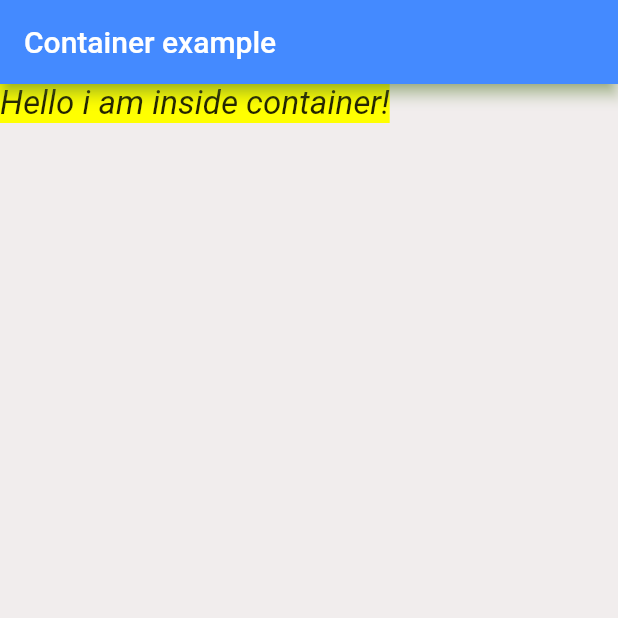
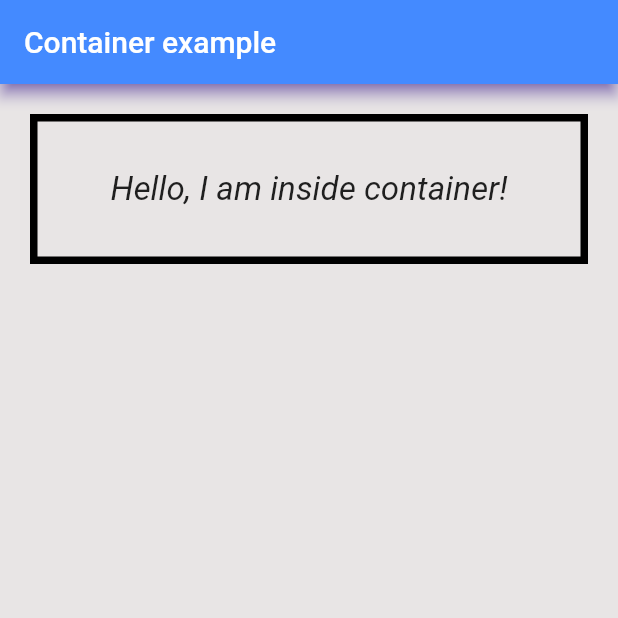
Before and after one commit to kirtijangid/container, a Flutter app: the screen it shows after launch, on a phone screen of 412 x 824 dp, the top half of it. Run offline on Flutter 3.47's test engine with Material 2 defaults, Android fonts, the phone set to English and light mode, and no system bars.

Commit message:
adding border to the container

```diff
--- a/lib/main.dart
+++ b/lib/main.dart
@@ -9,16 +9,26 @@ class MyApp extends StatelessWidget {
   Widget build(BuildContextcontext) {
     return MaterialApp(
       home: Scaffold(
-        backgroundColor: Color.fromARGB(255, 241, 237, 237),
+        backgroundColor: const Color.fromARGB(255, 232, 229, 229),
         appBar: AppBar(
           backgroundColor: Colors.blueAccent,
-          shadowColor: Colors.lightGreen,
+          shadowColor: Color.fromARGB(255, 80, 27, 215),
           title: const Text("Container example"),
         ),
         body: Container(
-          color: Colors.yellowAccent,
+          //alignment: Alignment.center,
+          height: 100,
+          width: double.infinity,
+          //color: Color.fromARGB(255, 245, 245, 135),
+          alignment: Alignment.center,
+          margin: EdgeInsets.all(20),
+          //transform: Matrix4.rotationZ(0.1),
+          decoration: BoxDecoration(
+            //borderRadius: BorderRadius.circular(15),
+            border: Border.all(color: Colors.black, width: 5),
+          ),
           child: const Text(
-            'Hello i am inside container!',
+            'Hello, I am inside container!',
             style: TextStyle(
               fontStyle: FontStyle.italic,
               fontSize: 22,
```
